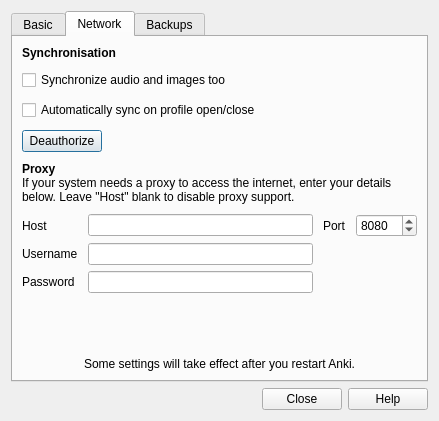
ankitects/anki, file designer/preferences.ui: the form before one commit.
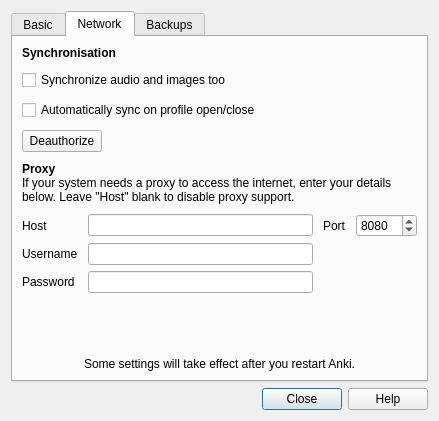
The form after the commit. The open tabs and pages were chosen to show the change.

The edit to the form file:
```diff
--- a/designer/preferences.ui
+++ b/designer/preferences.ui
@@ -235,6 +235,9 @@
                <property name="text">
                 <string>Deauthorize</string>
                </property>
+               <property name="autoDefault">
+                <bool>false</bool>
+               </property>
               </widget>
              </item>
              <item>
```
